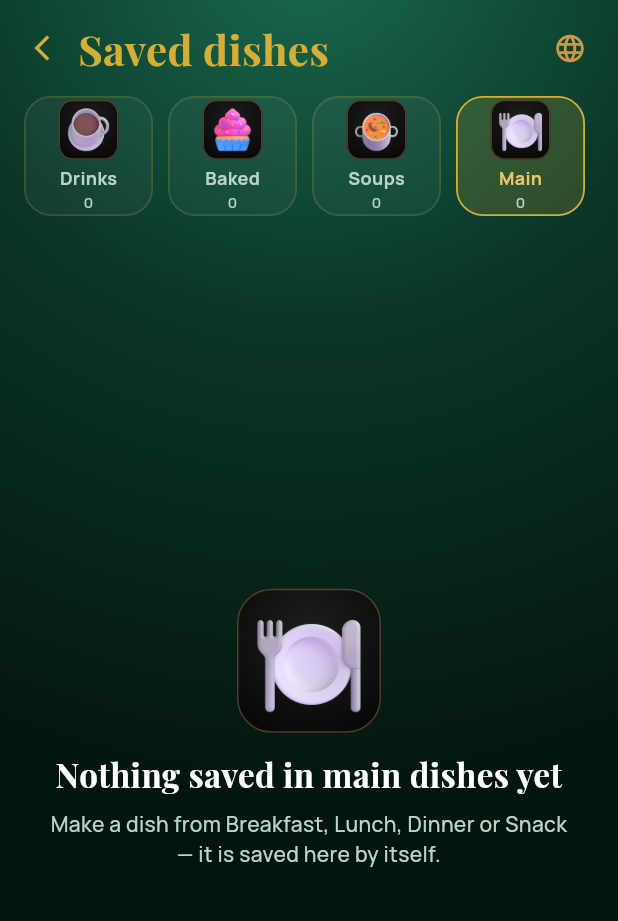
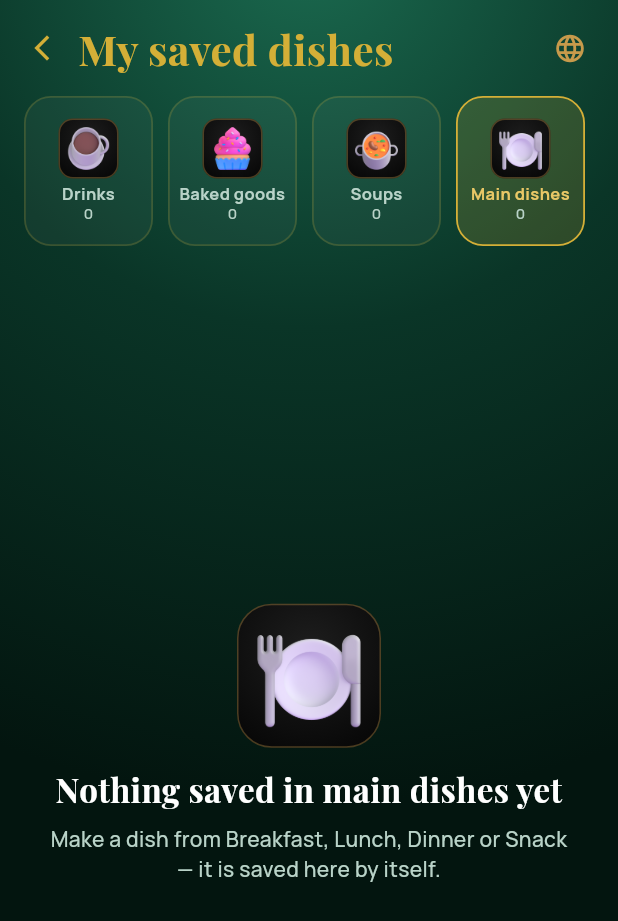
Before and after one commit to Little-Miracles/platecraft, a Flutter app: the SavedDishesScreen screen opened directly, on a phone screen of 412 x 824 dp. Shown: the top 921 px of the screen. Run offline on Flutter 3.47's test engine with Material 3 defaults, Android fonts, the phone set to English and light mode, and no system bars; our stand-ins replace google_fonts, shared_preferences; accounts and stored records are empty.

Commit message:
Translation fixes seen in Ukrainian: weekdays, shelves, "saved dishes"
Single short words confuse the translator:
- Weekdays went out as "Fr", "Sa" and came back as "О" or untouched; the
  whole week now goes as one phrase ("Пн Вт Ср Чт Пт Сб Нд").
- Shelves showed only the first word ("Main" → "Головна", "Baked" →
  "Запечений"); the full names now: "Основні страви", "Випічка".
- "Saved dishes" was read as a verb ("Зберегли страви"); now "My saved
  dishes" → "Мої збережені страви".
- "add it to a meal" became "to a dish"; now "to breakfast, lunch, dinner or
  a snack".

Co-Authored-By: Claude Opus 5.5 <noreply@anthropic.com>

```diff
--- a/lib/screens/meals.dart
+++ b/lib/screens/meals.dart
@@ -94,12 +94,12 @@ class _SavedDishesScreenState extends State<SavedDishesScreen> {
         final dishes = s.dishesIn(_tab);
         return PCScaffold(
           title: widget.meal == null
-              ? 'Saved dishes'
+              ? 'My saved dishes'
               : 'Add to ${widget.meal!.label}',
           body: Column(
             children: [
               SizedBox(
-                height: 92,
+                height: 112,
                 child: ListView(
                   scrollDirection: Axis.horizontal,
                   padding: const EdgeInsets.fromLTRB(16, 8, 16, 4),
@@ -116,7 +116,7 @@ class _SavedDishesScreenState extends State<SavedDishesScreen> {
                         children: [
                           Text(
                               widget.meal == null
-                                  ? 'Tap a dish to add it to a meal'
+                                  ? 'Tap a dish to add it to breakfast, lunch, dinner or a snack'
                                   : 'Tap a dish to add your portion',
                               style: PC.body(13, color: PC.textSoft)),
                           const SizedBox(height: 10),
@@ -158,10 +158,16 @@ class _SavedDishesScreenState extends State<SavedDishesScreen> {
             children: [
               IconOnBlack(c.icon, size: 40),
               const SizedBox(height: 4),
-              Text(c.label.split(' ').first,
-                  style: PC.body(12,
-                      color: on ? PC.goldLight : PC.textSoft,
-                      weight: FontWeight.w700)),
+              // The whole name: one word alone ("Main") translates wrong.
+              Text(c.label,
+                  textAlign: TextAlign.center,
+                  maxLines: 2,
+                  overflow: TextOverflow.ellipsis,
+                  style: PC
+                      .body(11,
+                          color: on ? PC.goldLight : PC.textSoft,
+                          weight: FontWeight.w700)
+                      .copyWith(height: 1.1)),
               Text('${s.dishesIn(c).length}',
                   style: PC.body(10, color: PC.textSoft)),
             ],
@@ -320,7 +326,7 @@ class MealScreen extends StatelessWidget {
                         builder: (_) => SavedDishesScreen(meal: meal))),
                 icon: const Icon(Icons.menu_book_outlined,
                     color: PC.logoGold, size: 20),
-                label: Text('From Saved dishes',
+                label: Text('From my saved dishes',
                     style: PC.logo(15, color: PC.logoGoldLight)),
               ),
               const SizedBox(height: 4),
@@ -482,7 +488,7 @@ Future<bool?> showPortionSheet(BuildContext context, Meal meal, Dish dish,
                           Navigator.pop(sheetContext, true);
                           ScaffoldMessenger.of(context).showSnackBar(SnackBar(
                               content: Text(justSaved
-                                  ? 'Saved to Saved dishes · ${kcal!.round()} kcal added to ${meal.label}'
+                                  ? 'Saved to my saved dishes · ${kcal!.round()} kcal added to ${meal.label}'
                                   : 'Added ${kcal!.round()} kcal to ${meal.label}')));
                         }),
             ],
```
Also changed, not shown: lib/screens/day_kitchen.dart (+7 -1 lines), lib/widgets.dart (+25 -6 lines), 1 other file.
